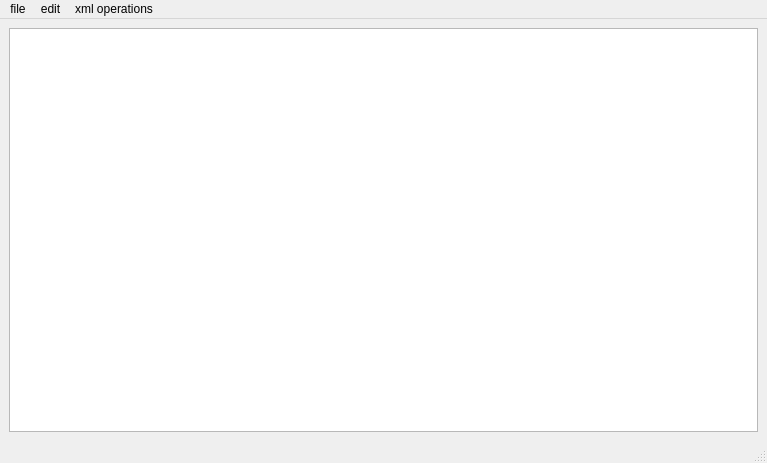
Qt form XML_Project/mainwindow.ui (mohamedkhaled127/datastructures_xml_project) before a commit.
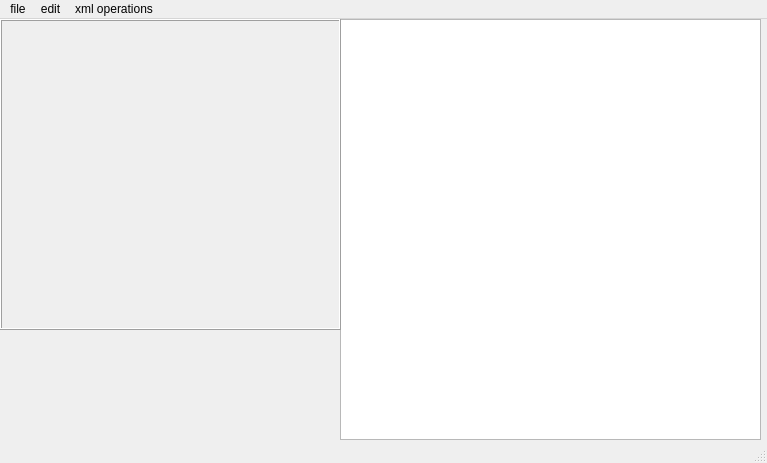
The same form after that commit. Icons and pictures are not drawn.

```diff
--- a/XML_Project/mainwindow.ui
+++ b/XML_Project/mainwindow.ui
@@ -14,11 +14,59 @@
    <string>MainWindow</string>
   </property>
   <widget class="QWidget" name="centralwidget">
-   <layout class="QHBoxLayout" name="horizontalLayout">
-    <item>
-     <widget class="QTextEdit" name="textEdit"/>
-    </item>
-   </layout>
+   <widget class="QTextEdit" name="textEdit">
+    <property name="geometry">
+     <rect>
+      <x>340</x>
+      <y>0</y>
+      <width>421</width>
+      <height>421</height>
+     </rect>
+    </property>
+   </widget>
+   <widget class="QLabel" name="label">
+    <property name="enabled">
+     <bool>true</bool>
+    </property>
+    <property name="geometry">
+     <rect>
+      <x>0</x>
+      <y>0</y>
+      <width>341</width>
+      <height>311</height>
+     </rect>
+    </property>
+    <property name="mouseTracking">
+     <bool>false</bool>
+    </property>
+    <property name="tabletTracking">
+     <bool>false</bool>
+    </property>
+    <property name="acceptDrops">
+     <bool>true</bool>
+    </property>
+    <property name="autoFillBackground">
+     <bool>false</bool>
+    </property>
+    <property name="frameShape">
+     <enum>QFrame::Box</enum>
+    </property>
+    <property name="frameShadow">
+     <enum>QFrame::Raised</enum>
+    </property>
+    <property name="text">
+     <string/>
+    </property>
+    <property name="scaledContents">
+     <bool>true</bool>
+    </property>
+    <property name="wordWrap">
+     <bool>true</bool>
+    </property>
+    <property name="openExternalLinks">
+     <bool>true</bool>
+    </property>
+   </widget>
   </widget>
   <widget class="QMenuBar" name="menubar">
    <property name="geometry">
```
Left out of the diff: 7 changed lines with no effect on the pictures.
